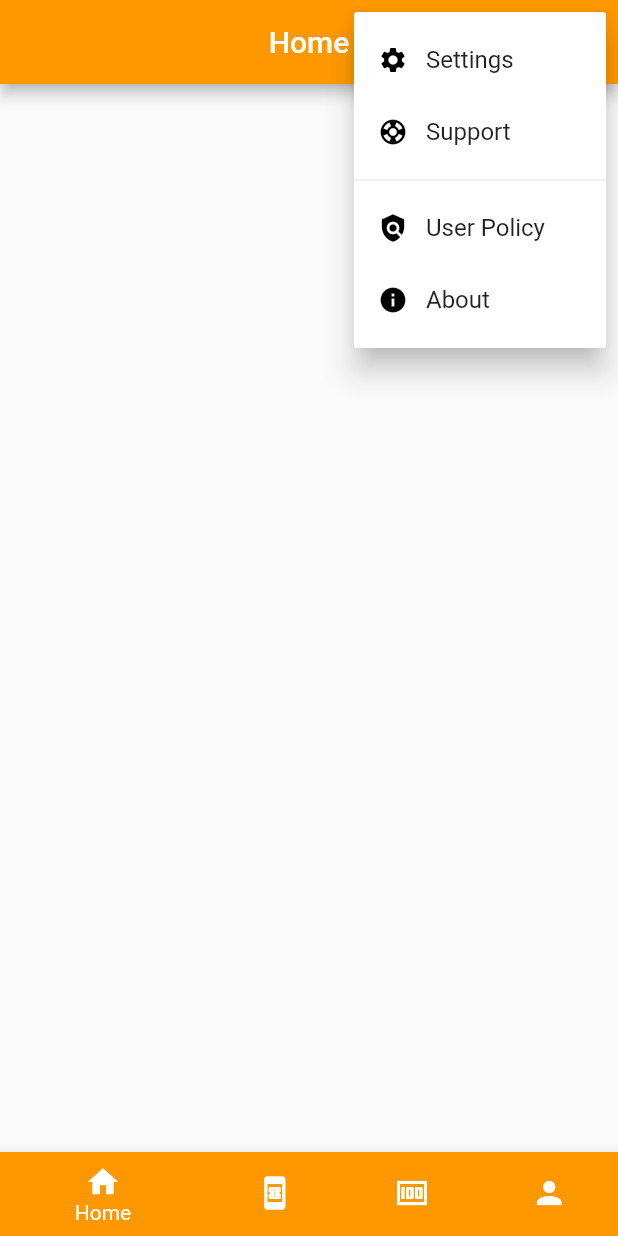
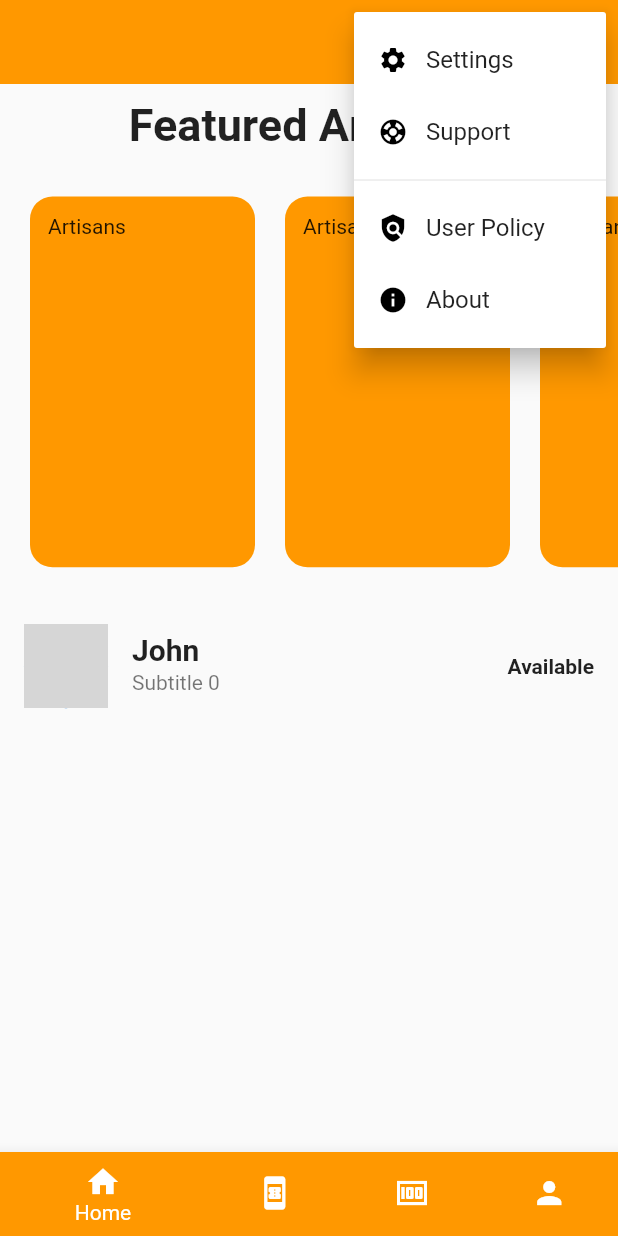
Before and after one commit to waynetipsy/Artisans-App, a Flutter app: the screen it shows after launch, after a tap on the "more vert" icon, on a phone screen of 412 x 824 dp. Run offline on Flutter 3.47's test engine with Material 2 defaults, Android fonts, the phone set to English and light mode, and no system bars; our stand-ins replace email_validator, image_picker, shared_preferences, string_validator; network calls fail; grey boxes are pictures that could not be loaded.

Commit message:
New Update

```diff
--- a/lib/homepage.dart
+++ b/lib/homepage.dart
@@ -5,6 +5,7 @@ import 'package:bottom_navs/Screens%20nav/userpolicy.dart';
 import 'package:flutter/material.dart';
 import './Screens nav/menu_items.dart';
 import './Screens nav/menu_item.dart';
+import './widgets/categories_scroller.dart';
 
 class HomePage extends StatefulWidget {
   const HomePage({ Key? key }) : super(key: key);
@@ -14,15 +15,35 @@ class HomePage extends StatefulWidget {
 }
 
 class _HomePageState extends State<HomePage> {
+
+ List<String> items = [
+   'John'
+
+ ];
+
+  ScrollController controller = ScrollController();
+  bool closeTopContainer = false;
+
+  List<Widget> itemData = [];
+
+  void getPostsData() {
+    //List<dynamic> responseList = Data;
+    List<Widget> listItems = [];
+
+  }
+
   @override
   Widget build(BuildContext context) {
     return  Scaffold(
       appBar: AppBar(
-        title: const Text('Home'),
+        elevation: 0,
         backgroundColor: Colors.orange,
+
         centerTitle: true,
         actions: [
+
         PopupMenuButton<MenuItem>(
+
           onSelected: (item) => onSelected(context, item),
           itemBuilder: (context) => [
         ...MenuItems.itemsFirst.map(buildItem).toList(),
@@ -32,7 +53,54 @@ class _HomePageState extends State<HomePage> {
           ),
         ],
        ),
-       body: Container(),
+       body: Container(
+        // height: size.height,
+         child: Column(
+
+           children: [
+            const SizedBox(height: 10),
+            Row(mainAxisAlignment: MainAxisAlignment.center,
+            children: const [
+              Text('Featured Artisans',
+              style: TextStyle(
+                fontSize: 30,
+                fontWeight: FontWeight.bold,
+              ),
+              ),
+             ],
+            ),
+            const SizedBox(height: 10),
+            const Categories(),
+            const SizedBox(height: 10),
+            Expanded(
+              child: ListView.builder(
+              itemCount: items.length,
+              physics: const BouncingScrollPhysics(),
+              itemBuilder: (context, index) {
+             final item = items[index];
+              return ListTile(
+                leading: const CircleAvatar(
+                  radius: 28,
+                backgroundImage: NetworkImage('url'),
+                ),
+                title: Text(item,
+                style: TextStyle(
+                  fontWeight: FontWeight.bold,
+                  fontSize: 20,
+                  ),
+                ),
+                subtitle: Text('Subtitle $index'),
+                onTap: () {},
+                trailing: const Text('Available',
+                style: TextStyle(fontWeight: FontWeight.bold),
+                ),
+              );
+              }
+              ),
+            ),
+          ]
+         ),
+       ),
     );
   }
   PopupMenuItem<MenuItem> buildItem(MenuItem item) => PopupMenuItem(
--- a/lib/walletpage.dart
+++ b/lib/walletpage.dart
@@ -15,6 +15,23 @@ class _WalletPageState extends State<WalletPage> {
         title: const Text('Wallet'),
         backgroundColor: Colors.orange,
       ),
-    );
+      body: Card(
+
+        child: Container(
+
+          decoration: const BoxDecoration(),
+          height: 300.0,
+          width: 400.0,
+          child: Card(
+            color: Colors.orange,
+            shape: RoundedRectangleBorder(
+                borderRadius: BorderRadius.circular(10.0),
+            ),
+            elevation: 5,
+            margin: const EdgeInsets.all(19),
+          ),
+          ),
+        ),
+      );
   }
 }
--- /dev/null
+++ b/lib/widgets/categories_scroller.dart
@@ -0,0 +1,122 @@
+import 'package:flutter/material.dart';
+
+class Categories extends StatefulWidget {
+  const Categories({ Key? key }) : super(key: key);
+
+  @override
+  State<Categories> createState() => _CategoriesState();
+}
+
+class _CategoriesState extends State<Categories> {
+  @override
+  Widget build(BuildContext context) {
+  final double categoryHeight = MediaQuery.of(context).size.height * 0.3;
+    return SingleChildScrollView(
+      physics: const BouncingScrollPhysics(),
+      scrollDirection: Axis.horizontal,
+      child: Container(
+        margin: const EdgeInsets.symmetric(vertical: 20, horizontal: 20),
+        child: Row(
+          children: [
+            Container(
+
+              width: 150,
+              margin: const EdgeInsets.only(right: 20),
+              height: categoryHeight,
+            decoration: const BoxDecoration(
+              borderRadius: BorderRadius.all(
+                Radius.circular(15)
+              ),
+              color: Colors.orange),
+            child: Padding(
+              padding: const EdgeInsets.all(12.0),
+              child: Column(
+               crossAxisAlignment: CrossAxisAlignment.start,
+               children: const [
+                 Text('Artisans'),
+               ],
+               ),
+              ),
+            ),
+            Container(
+              width: 150,
+              margin: const EdgeInsets.only(right: 20),
+              height: categoryHeight,
+            decoration: const BoxDecoration(
+              borderRadius: BorderRadius.all(
+                Radius.circular(15)
+              ),
+              color: Colors.orange),
+            child: Padding(
+              padding: const EdgeInsets.all(12.0),
+              child: Column(
+               crossAxisAlignment: CrossAxisAlignment.start,
+               children: const [
+                 Text('Artisans'),
+               ],
+               ),
+              ),
+            ),
+            Container(
+              width: 150,
+              margin: const EdgeInsets.only(right: 20),
+              height: categoryHeight,
+            decoration: const BoxDecoration(
+              borderRadius: BorderRadius.all(
+                Radius.circular(15)
+              ),
+              color: Colors.orange),
+            child: Padding(
+              padding: const EdgeInsets.all(12.0),
+              child: Column(
+               crossAxisAlignment: CrossAxisAlignment.start,
+               children: const [
+                 Text('Artisans'),
+               ],
+               ),
+              ),
+            ),
+            Container(
+              width: 150,
+              margin: const EdgeInsets.only(right: 20),
+              height: categoryHeight,
+            decoration: const BoxDecoration(
+              borderRadius: BorderRadius.all(
+                Radius.circular(15)
+              ),
+              color: Colors.orange),
+            child: Padding(
+              padding: const EdgeInsets.all(12.0),
+              child: Column(
+               crossAxisAlignment: CrossAxisAlignment.start,
+               children: const [
+                 Text('Artisans'),
+               ],
+               ),
+              ),
+            ),
+            Container(
+              width: 150,
+              margin: const EdgeInsets.only(right: 20),
+              height: categoryHeight,
+            decoration: const  BoxDecoration(
+              borderRadius: BorderRadius.all(
+                Radius.circular(15)
+              ),
+              color: Colors.orange),
+            child: Padding(
+              padding: const EdgeInsets.all(12.0),
+              child: Column(
+               crossAxisAlignment: CrossAxisAlignment.start,
+               children: const [
+                 Text('Artisans'),
+                  ],
+                 ),
+               ),
+             ),
+          ],
+        ),
+      ),
+    );
+  }
+}
```
